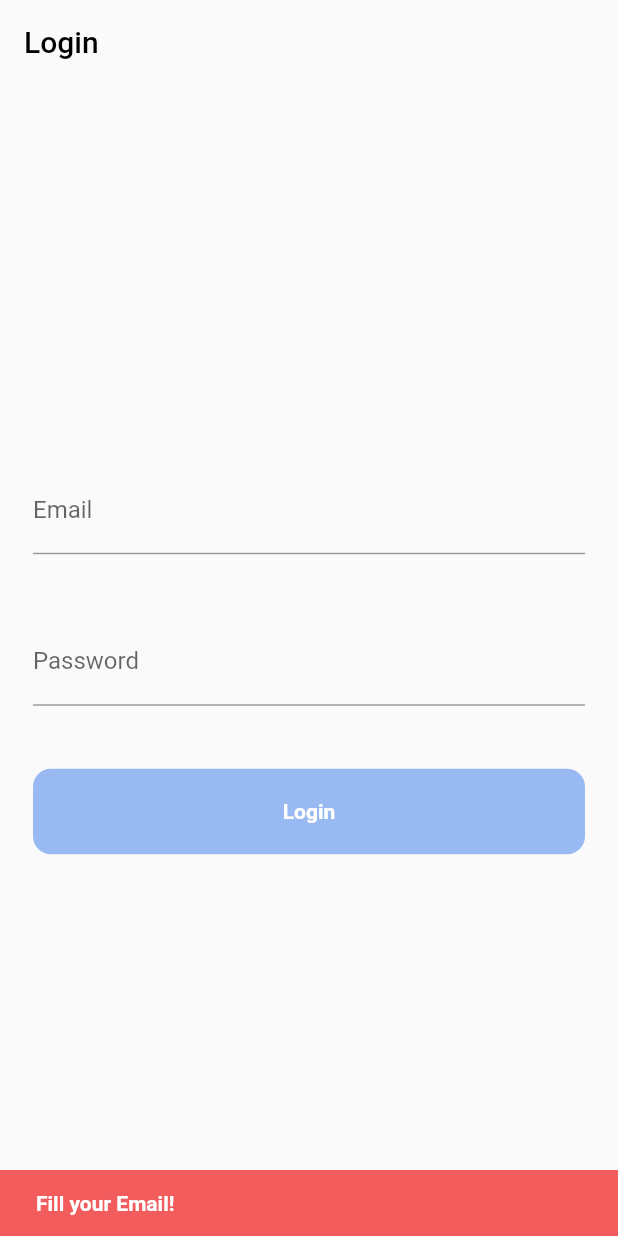
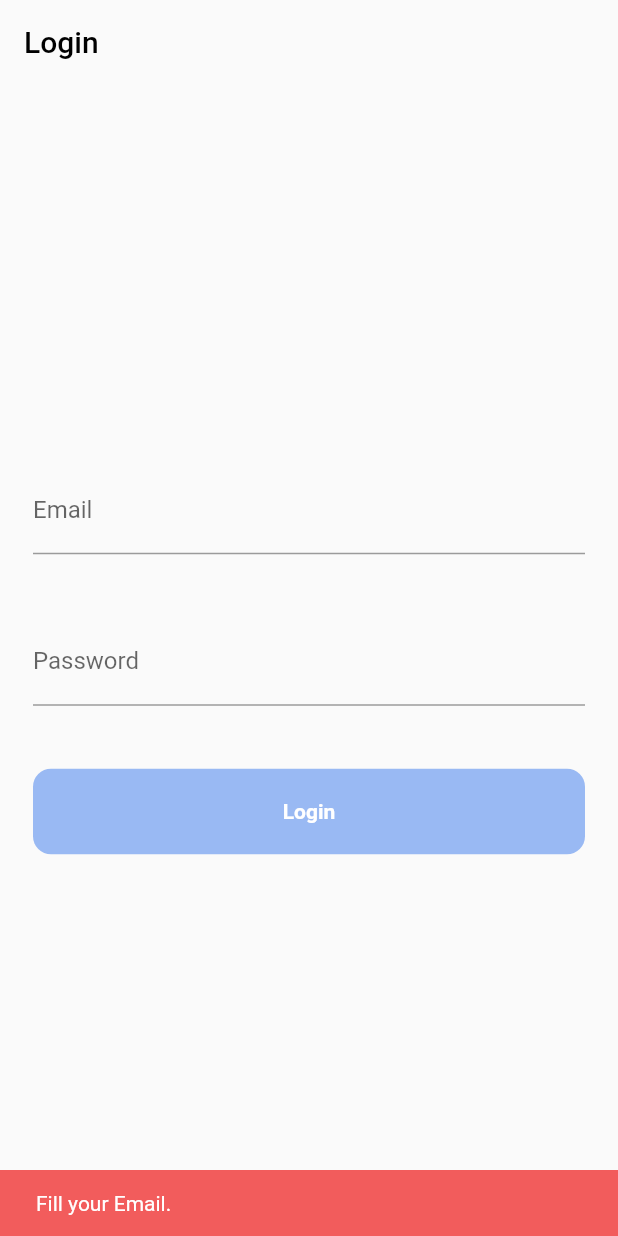
Before and after one commit to Izan2020/attendme_app, a Flutter app: the LoginScreen screen opened by its route, after a tap on "Login", on a phone screen of 412 x 824 dp. Run offline on Flutter 3.47's test engine with Material 2 defaults, Android fonts, the light colour scheme and no system bars; our stand-ins replace bloc, calendar_timeline, dartz, equatable, flutter_bloc, get_it and 3 more; accounts and stored records are empty.

Commit message:
some updates

```diff
--- /dev/null
+++ b/lib/common/debouncer.dart
@@ -0,0 +1,6 @@
+import 'package:flutter_bloc/flutter_bloc.dart';
+import 'package:rxdart/rxdart.dart';
+
+EventTransformer<T> debounce<T>(Duration duration) {
+  return (events, mapper) => events.debounceTime(duration).flatMap(mapper);
+}
--- /dev/null
+++ b/lib/common/snackbars.dart
@@ -0,0 +1,25 @@
+import 'package:attendme_app/common/colors.dart';
+import 'package:flutter/material.dart';
+
+class AppSnackbar {
+  static void danger({required BuildContext context, required String text}) {
+    ScaffoldMessenger.of(context).showSnackBar(SnackBar(
+      content: Text(text),
+      backgroundColor: AppColors.danger,
+    ));
+  }
+
+  static void success({required BuildContext context, required String text}) {
+    ScaffoldMessenger.of(context).showSnackBar(SnackBar(
+      content: Text(text),
+      backgroundColor: AppColors.success,
+    ));
+  }
+
+  static void warning({required BuildContext context, required String text}) {
+    ScaffoldMessenger.of(context).showSnackBar(SnackBar(
+      content: Text(text),
+      backgroundColor: AppColors.warning,
+    ));
+  }
+}
--- a/lib/presentation/bloc/attendance/attendance_bloc.dart
+++ b/lib/presentation/bloc/attendance/attendance_bloc.dart
@@ -1,3 +1,4 @@
+import 'package:attendme_app/common/debouncer.dart';
 import 'package:attendme_app/domain/usecases/get_attendance_status.dart';
 import 'package:attendme_app/presentation/bloc/attendance/attendance_event.dart';
 import 'package:attendme_app/presentation/bloc/attendance/attendance_state.dart';
@@ -38,6 +39,6 @@ class AttendanceBloc extends Bloc<AttendanceEvent, AttendanceState> {
           }
         },
       );
-    });
+    }, transformer: debounce(const Duration(milliseconds: 300)));
   }
 }
--- a/lib/presentation/bloc/current_date/current_date_bloc.dart
+++ b/lib/presentation/bloc/current_date/current_date_bloc.dart
@@ -5,7 +5,7 @@ import 'package:flutter_bloc/flutter_bloc.dart';
 import 'package:intl/intl.dart';
 
 class CurrentDateBloc extends Bloc<CurrentDateEvent, CurrentDateState> {
-  CurrentDateBloc() : super(TodaysDateCDS(date: DateTime.now())) {
+  CurrentDateBloc() : super(TodaysDateCDS()) {
     on<OnUpdateDate>(
       (event, emit) async {
         DateTime now = DateTime.now();
@@ -13,7 +13,7 @@ class CurrentDateBloc extends Bloc<CurrentDateEvent, CurrentDateState> {
         String formattedDateTime = customFormat.format(now);
 
         if (event.dateTime.toString() == formattedDateTime) {
-          emit(TodaysDateCDS(date: DateTime.now()));
+          emit(TodaysDateCDS());
           return;
         }
         debugPrint('Event ${event.dateTime}');
@@ -22,7 +22,7 @@ class CurrentDateBloc extends Bloc<CurrentDateEvent, CurrentDateState> {
       },
     );
     on<OnGetTodaysDate>((event, emit) {
-      emit(TodaysDateCDS(date: DateTime.now()));
+      emit(TodaysDateCDS());
     });
   }
 }
--- a/lib/presentation/bloc/current_date/current_date_state.dart
+++ b/lib/presentation/bloc/current_date/current_date_state.dart
@@ -17,6 +17,6 @@ class CalendarDateCDS extends CurrentDateState {
 
 class TodaysDateCDS extends CurrentDateState {
   @override
-  final DateTime? date;
-  TodaysDateCDS({this.date});
+  final DateTime? date = DateTime.now();
+  TodaysDateCDS();
 }
--- a/lib/presentation/interface/screen/auth/login_screen.dart
+++ b/lib/presentation/interface/screen/auth/login_screen.dart
@@ -1,11 +1,10 @@
-import 'package:attendme_app/common/colors.dart';
+import 'package:attendme_app/common/snackbars.dart';
 import 'package:attendme_app/domain/entities/login.dart';
 import 'package:attendme_app/presentation/bloc/auth/auth_bloc.dart';
 import 'package:attendme_app/presentation/bloc/auth/auth_event.dart';
 import 'package:attendme_app/presentation/bloc/login/login_bloc.dart';
 import 'package:attendme_app/presentation/bloc/login/login_event.dart';
 import 'package:attendme_app/presentation/bloc/login/login_state.dart';
-
 import 'package:attendme_app/presentation/interface/screen/home_screen.dart';
 import 'package:attendme_app/presentation/interface/widgets/buttons.dart';
 import 'package:flutter/material.dart';
@@ -13,7 +12,7 @@ import 'package:flutter_bloc/flutter_bloc.dart';
 import 'package:go_router/go_router.dart';
 
 class LoginScreen extends StatefulWidget {
-  static const routePath = '/login_screen';
+  static const routePath = '/login-screen';
   const LoginScreen({super.key});
 
   @override
@@ -26,25 +25,12 @@ class _LoginScreenState extends State<LoginScreen> {
   double _opacityLogin = 0;
 
   _loginUser() async {
-    final scaffoldMessenger = ScaffoldMessenger.of(context);
     if (_emailField.text == '') {
-      scaffoldMessenger.showSnackBar(SnackBar(
-        content: const Text(
-          'Fill your Email!',
-          style: TextStyle(fontWeight: FontWeight.w600),
-        ),
-        backgroundColor: AppColors.danger,
-      ));
+      AppSnackbar.danger(context: context, text: 'Fill your Email.');
       return;
     }
     if (_passwordField.text == '') {
-      scaffoldMessenger.showSnackBar(SnackBar(
-        content: const Text(
-          'Fill your Password!',
-          style: TextStyle(fontWeight: FontWeight.w600),
-        ),
-        backgroundColor: AppColors.danger,
-      ));
+      AppSnackbar.danger(context: context, text: 'Fill your Password.');
       return;
     }
     final user = Login(
@@ -118,18 +104,10 @@ class _LoginScreenState extends State<LoginScreen> {
         ),
       );
     }, listener: (context, state) {
-      final scaffoldMessenger = ScaffoldMessenger.of(context);
       if (state is ErrorLS) {
-        scaffoldMessenger.showSnackBar(SnackBar(
-          content: Text(
-            state.message,
-            style: const TextStyle(fontWeight: FontWeight.w600),
-          ),
-          backgroundColor: AppColors.danger,
-        ));
+        AppSnackbar.danger(context: context, text: state.message);
       } else if (state is SuccessLS) {
         Future.microtask(() => context.read<AuthBloc>().add(OnLoggingIn()));
-        // context.read<LoginBloc>().close();
         context.go(HomeScreen.routePath);
       }
     });
--- a/pubspec.yaml
+++ b/pubspec.yaml
@@ -49,6 +49,7 @@ dependencies:
   json_serializable: ^6.7.1
   build_runner: ^2.4.6
   calendar_timeline: ^1.1.2
+  rxdart: ^0.27.7
 
 dev_dependencies:
   flutter_test:
```
Also changed, not shown: lib/presentation/interface/screen/home_screen.dart (+20 -53 lines), lib/presentation/interface/widgets/home_screen_widgets.dart (+55 -0 lines), pubspec.lock.
